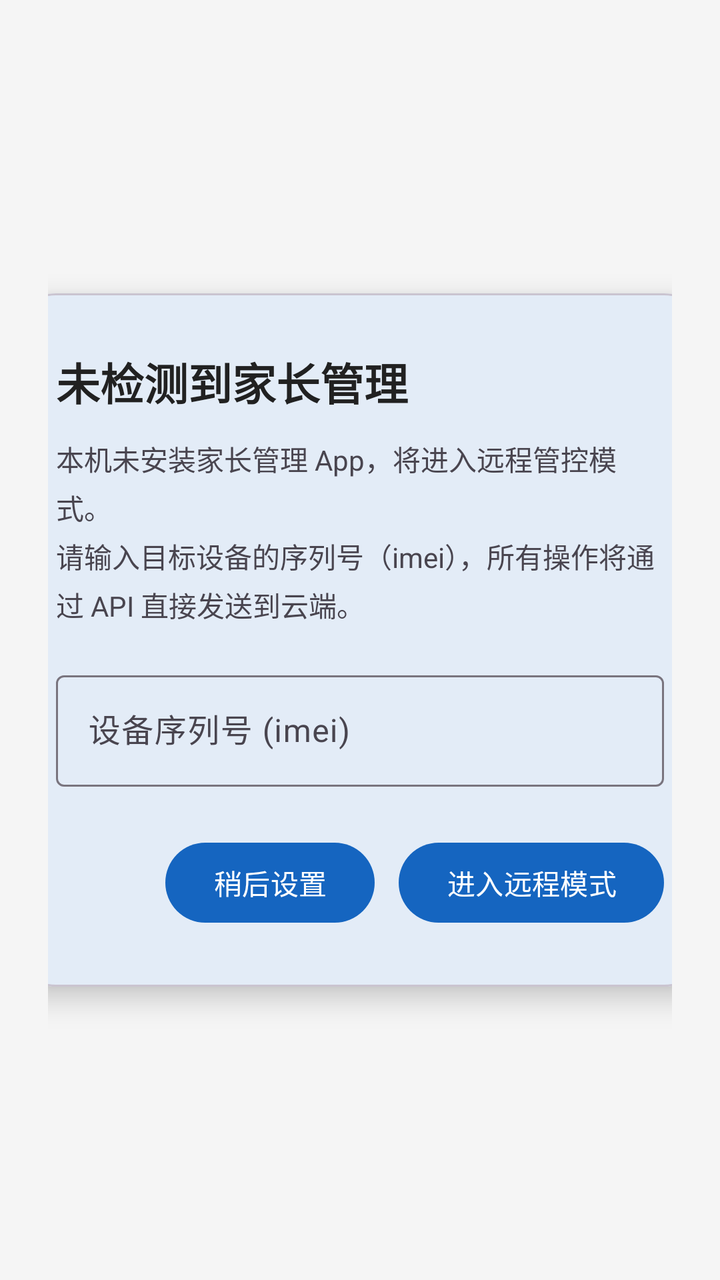
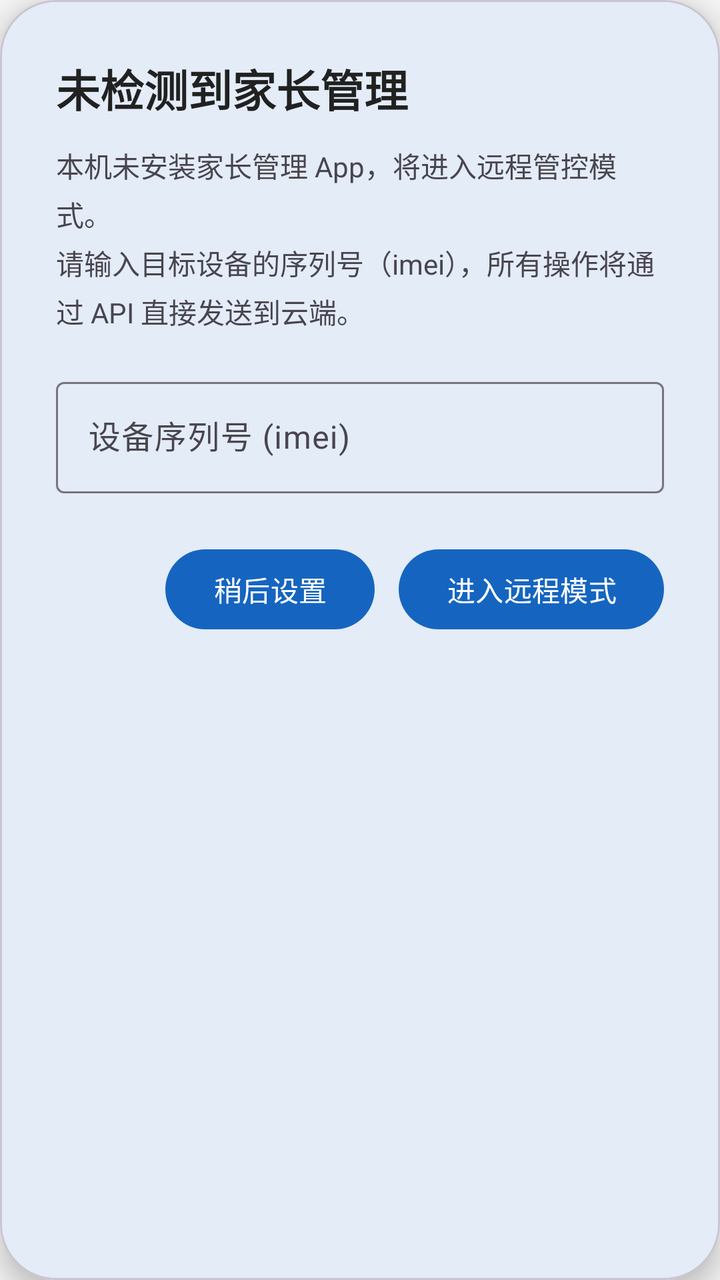

Screens rendered from an Android XML layout before and after an edit, with the pre-edit source and the edit as a unified diff.
<!-- AndroidManifest.xml: application theme Theme.ZaralynControl -->
<!-- res/layout/dialog_remote_mode.xml -->
<?xml version="1.0" encoding="utf-8"?>
<LinearLayout xmlns:android="http://schemas.android.com/apk/res/android"
    xmlns:app="http://schemas.android.com/apk/res-auto"
    android:layout_width="wrap_content"
    android:layout_height="wrap_content"
    android:gravity="center"
    android:orientation="vertical"
    android:padding="24dp">

    <com.google.android.material.card.MaterialCardView
        android:layout_width="360dp"
        android:layout_height="wrap_content"
        app:cardCornerRadius="28dp"
        app:cardElevation="8dp"
        app:cardBackgroundColor="?attr/colorSurface">

        <LinearLayout
            android:layout_width="match_parent"
            android:layout_height="wrap_content"
            android:orientation="vertical"
            android:padding="28dp">

            
            <TextView
                android:layout_width="wrap_content"
                android:layout_height="wrap_content"
                android:text="未检测到家长管理"
                android:textSize="22sp"
                android:textStyle="bold"
                android:textColor="?attr/colorOnSurface" />

            
            <TextView
                android:layout_width="wrap_content"
                android:layout_height="wrap_content"
                android:layout_marginTop="12dp"
                android:text="本机未安装家长管理 App，将进入远程管控模式。\n请输入目标设备的序列号（imei），所有操作将通过 API 直接发送到云端。"
                android:textSize="14sp"
                android:textColor="?attr/colorOnSurfaceVariant"
                android:lineSpacingExtra="4dp" />

            
            <com.google.android.material.textfield.TextInputLayout
                style="@style/Widget.Material3.TextInputLayout.OutlinedBox"
                android:layout_width="match_parent"
                android:layout_height="wrap_content"
                android:layout_marginTop="20dp"
                android:hint="设备序列号 (imei)">

                <com.google.android.material.textfield.TextInputEditText
                    android:id="@+id/dialogSerialInput"
                    android:layout_width="match_parent"
                    android:layout_height="wrap_content"
                    android:inputType="text"
                    android:importantForAutofill="no" />

            </com.google.android.material.textfield.TextInputLayout>

            
            <LinearLayout
                android:layout_width="match_parent"
                android:layout_height="wrap_content"
                android:layout_marginTop="24dp"
                android:gravity="end"
                android:orientation="horizontal">

                <com.google.android.material.button.MaterialButton
                    android:id="@+id/dialogBtnLater"
                    android:layout_width="wrap_content"
                    android:layout_height="48dp"
                    android:text="稍后设置"
                    android:layout_marginEnd="12dp"/>

                <com.google.android.material.button.MaterialButton
                    android:id="@+id/dialogBtnEnter"
                    android:layout_width="wrap_content"
                    android:layout_height="48dp"
                    android:text="进入远程模式" />

            </LinearLayout>

        </LinearLayout>

    </com.google.android.material.card.MaterialCardView>

</LinearLayout>
<!-- resources referenced by this layout -->
<resources>
  <style name="Theme.ZaralynControl" parent="Theme.Material3.DayNight.NoActionBar">
          <item name="colorPrimary">@color/primary</item>
          <item name="colorOnPrimary">@color/on_primary</item>
          <item name="colorPrimaryContainer">@color/primary_light</item>
          <item name="colorSecondary">@color/secondary</item>
          <item name="colorOnSecondary">@color/surface</item>
          <item name="colorSecondaryContainer">@color/secondary_dark</item>
          <item name="android:colorBackground">@color/background</item>
          <item name="colorSurface">@color/surface</item>
          <item name="colorOnSurface">@color/on_surface</item>
          <item name="android:statusBarColor">@color/primary_dark</item>
          <item name="android:navigationBarColor">@color/background</item>
      </style>
  <color name="primary">#1565C0</color>
  <color name="on_primary">#FFFFFF</color>
  <color name="primary_light">#42A5F5</color>
  <color name="secondary">#FF8F00</color>
  <color name="surface">#FFFFFF</color>
  <color name="secondary_dark">#FF6F00</color>
  <color name="background">#F5F5F5</color>
  <color name="on_surface">#212121</color>
  <color name="primary_dark">#0D47A1</color>
</resources>

<!-- the commit's change to res/layout/dialog_remote_mode.xml (unified diff, before → after) -->
@@ -1,86 +1,77 @@
 <?xml version="1.0" encoding="utf-8"?>
-<LinearLayout xmlns:android="http://schemas.android.com/apk/res/android"
+<com.google.android.material.card.MaterialCardView xmlns:android="http://schemas.android.com/apk/res/android"
     xmlns:app="http://schemas.android.com/apk/res-auto"
-    android:layout_width="wrap_content"
+    android:layout_width="340dp"
     android:layout_height="wrap_content"
-    android:gravity="center"
-    android:orientation="vertical"
-    android:padding="24dp">
+    app:cardCornerRadius="28dp"
+    app:cardElevation="8dp"
+    app:cardBackgroundColor="?attr/colorSurface">
 
-    <com.google.android.material.card.MaterialCardView
-        android:layout_width="360dp"
+    <LinearLayout
+        android:layout_width="match_parent"
         android:layout_height="wrap_content"
-        app:cardCornerRadius="28dp"
-        app:cardElevation="8dp"
-        app:cardBackgroundColor="?attr/colorSurface">
+        android:orientation="vertical"
+        android:padding="28dp">
 
+        
+        <TextView
+            android:layout_width="wrap_content"
+            android:layout_height="wrap_content"
+            android:text="未检测到家长管理"
+            android:textSize="22sp"
+            android:textStyle="bold"
+            android:textColor="?attr/colorOnSurface" />
+
+        
+        <TextView
+            android:layout_width="wrap_content"
+            android:layout_height="wrap_content"
+            android:layout_marginTop="12dp"
+            android:text="本机未安装家长管理 App，将进入远程管控模式。\n请输入目标设备的序列号（imei），所有操作将通过 API 直接发送到云端。"
+            android:textSize="14sp"
+            android:textColor="?attr/colorOnSurfaceVariant"
+            android:lineSpacingExtra="4dp" />
+
+        
+        <com.google.android.material.textfield.TextInputLayout
+            style="@style/Widget.Material3.TextInputLayout.OutlinedBox"
+            android:layout_width="match_parent"
+            android:layout_height="wrap_content"
+            android:layout_marginTop="20dp"
+            android:hint="设备序列号 (imei)">
+
+            <com.google.android.material.textfield.TextInputEditText
+                android:id="@+id/dialogSerialInput"
+                android:layout_width="match_parent"
+                android:layout_height="wrap_content"
+                android:inputType="text"
+                android:importantForAutofill="no" />
+
+        </com.google.android.material.textfield.TextInputLayout>
+
+        
         <LinearLayout
             android:layout_width="match_parent"
             android:layout_height="wrap_content"
-            android:orientation="vertical"
-            android:padding="28dp">
+            android:layout_marginTop="24dp"
+            android:gravity="end"
+            android:orientation="horizontal">
 
-            
-            <TextView
+            <com.google.android.material.button.MaterialButton
+                android:id="@+id/dialogBtnLater"
                 android:layout_width="wrap_content"
-                android:layout_height="wrap_content"
-                android:text="未检测到家长管理"
-                android:textSize="22sp"
-                android:textStyle="bold"
-                android:textColor="?attr/colorOnSurface" />
+                android:layout_height="48dp"
+                android:text="稍后设置"
+                android:layout_marginEnd="12dp"/>
 
-            
-            <TextView
+            <com.google.android.material.button.MaterialButton
+                android:id="@+id/dialogBtnEnter"
                 android:layout_width="wrap_content"
-                android:layout_height="wrap_content"
-                android:layout_marginTop="12dp"
-                android:text="本机未安装家长管理 App，将进入远程管控模式。\n请输入目标设备的序列号（imei），所有操作将通过 API 直接发送到云端。"
-                android:textSize="14sp"
-                android:textColor="?attr/colorOnSurfaceVariant"
-                android:lineSpacingExtra="4dp" />
-
-            
-            <com.google.android.material.textfield.TextInputLayout
-                style="@style/Widget.Material3.TextInputLayout.OutlinedBox"
-                android:layout_width="match_parent"
-                android:layout_height="wrap_content"
-                android:layout_marginTop="20dp"
-                android:hint="设备序列号 (imei)">
-
-                <com.google.android.material.textfield.TextInputEditText
-                    android:id="@+id/dialogSerialInput"
-                    android:layout_width="match_parent"
-                    android:layout_height="wrap_content"
-                    android:inputType="text"
-                    android:importantForAutofill="no" />
-
-            </com.google.android.material.textfield.TextInputLayout>
-
-            
-            <LinearLayout
-                android:layout_width="match_parent"
-                android:layout_height="wrap_content"
-                android:layout_marginTop="24dp"
-                android:gravity="end"
-                android:orientation="horizontal">
-
-                <com.google.android.material.button.MaterialButton
-                    android:id="@+id/dialogBtnLater"
-                    android:layout_width="wrap_content"
-                    android:layout_height="48dp"
-                    android:text="稍后设置"
-                    android:layout_marginEnd="12dp"/>
-
-                <com.google.android.material.button.MaterialButton
-                    android:id="@+id/dialogBtnEnter"
-                    android:layout_width="wrap_content"
-                    android:layout_height="48dp"
-                    android:text="进入远程模式" />
-
-            </LinearLayout>
+                android:layout_height="48dp"
+                android:text="进入远程模式" />
 
         </LinearLayout>
 
-    </com.google.android.material.card.MaterialCardView>
+    </LinearLayout>
 
-</LinearLayout>
+</com.google.android.material.card.MaterialCardView>
